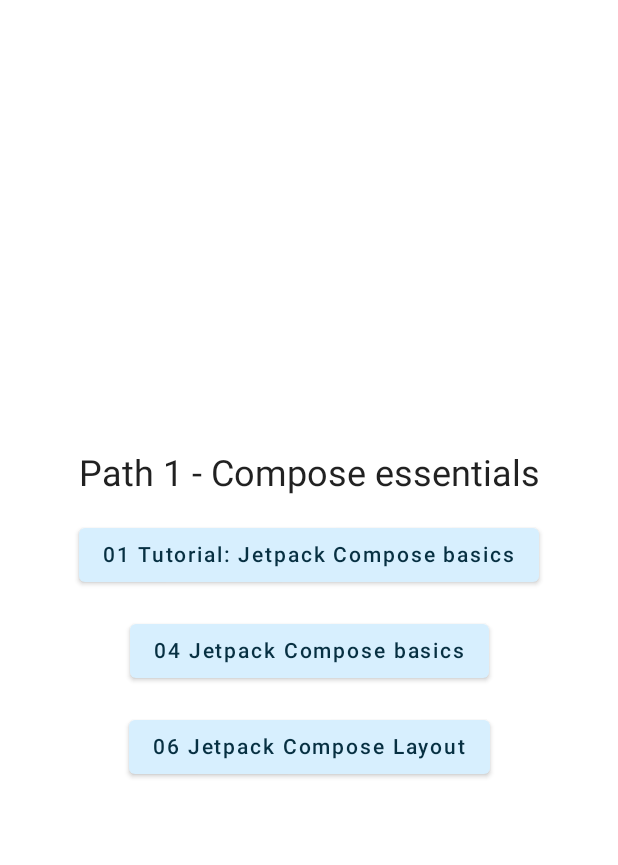
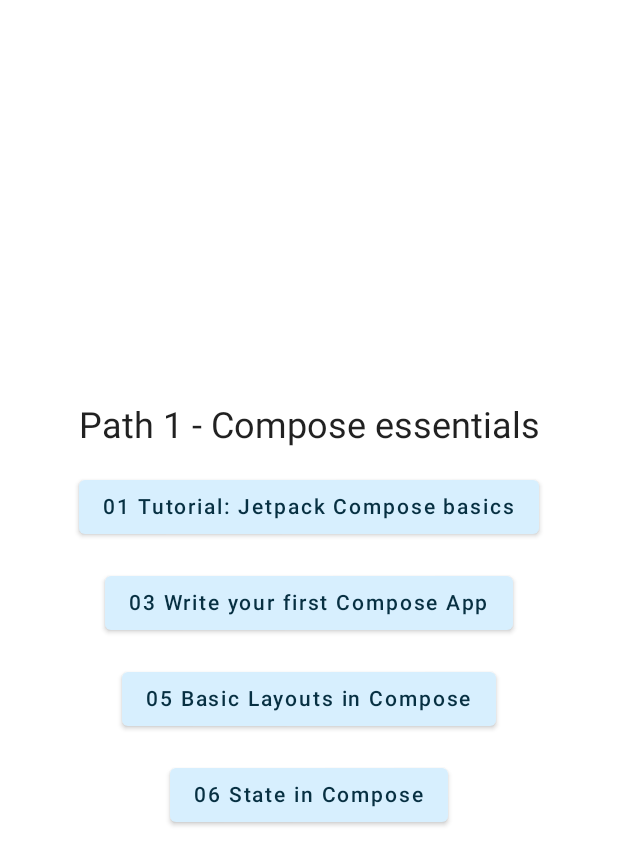
Before and after one commit to irfansefa/Compose-Tutorial, an Android app built with Jetpack Compose: the StarterPathOne screen opened directly, with no data from a screen before it, on a phone screen of 412 x 824 dp. Shown: the top 865 px of the screen. Run offline under Robolectric (Android 15) with nearby library versions, the phone set to English and light mode, and no system bars.

Commit message:
Preparation for Codelab 1 "Essentials", Chapter 6 "State in Compose"

```diff
--- a/app/src/main/java/com/moonstarit/composetutorial/MainActivity.kt
+++ b/app/src/main/java/com/moonstarit/composetutorial/MainActivity.kt
@@ -2,7 +2,6 @@ package com.moonstarit.composetutorial
 
 import android.content.Context
 import android.os.Bundle
-import android.widget.Toast
 import androidx.activity.ComponentActivity
 import androidx.activity.compose.setContent
 import androidx.compose.foundation.layout.Arrangement
@@ -23,8 +22,6 @@ import androidx.compose.runtime.rememberCoroutineScope
 import androidx.compose.ui.Alignment
 import androidx.compose.ui.Modifier
 import androidx.compose.ui.unit.dp
-import com.moonstarit.composetutorial.path.oneessentials.JetPackComposeBasicsOne
-import com.moonstarit.composetutorial.path.oneessentials.JetpackComposeBasicsFour
 import com.moonstarit.composetutorial.path.oneessentials.StarterPathOne
 import com.moonstarit.composetutorial.ui.theme.ComposeTutorialTheme
 import kotlinx.coroutines.CoroutineScope
@@ -35,7 +32,6 @@ class MainActivity : ComponentActivity() {
         super.onCreate(savedInstanceState)
         setContent {
             ComposeTutorialTheme {
-                // A surface container using the 'background' color from the theme
                 Surface(color = MaterialTheme.colors.background) {
                     AllButtons(this)
                 }
--- a/app/src/main/java/com/moonstarit/composetutorial/path/oneessentials/JetPackComposeBasicsOne.kt
+++ b/app/src/main/java/com/moonstarit/composetutorial/path/oneessentials/C1ComposeBasics.kt
@@ -40,12 +40,11 @@ import androidx.compose.ui.unit.dp
 import com.moonstarit.composetutorial.R
 import com.moonstarit.composetutorial.ui.theme.ComposeTutorialTheme
 
-class JetPackComposeBasicsOne : ComponentActivity() {
+class C1ComposeBasics : ComponentActivity() {
     override fun onCreate(savedInstanceState: Bundle?) {
         super.onCreate(savedInstanceState)
         setContent {
             ComposeTutorialTheme {
-                // A surface container using the 'background' color from the theme
                 Surface(color = MaterialTheme.colors.background) {
                     Conversation(messages = SampleData.conversationSample)
                 }
@@ -54,7 +53,7 @@ class JetPackComposeBasicsOne : ComponentActivity() {
     }
 
     companion object {
-        fun createIntent(context: Context) = Intent(context, JetPackComposeBasicsOne::class.java)
+        fun createIntent(context: Context) = Intent(context, C1ComposeBasics::class.java)
     }
 }
 
--- a/app/src/main/java/com/moonstarit/composetutorial/path/oneessentials/JetpackComposeBasicsFour.kt
+++ b/app/src/main/java/com/moonstarit/composetutorial/path/oneessentials/C4WriteYourFirstComposeApp.kt
@@ -40,7 +40,7 @@ import com.moonstarit.composetutorial.R
 import com.moonstarit.composetutorial.ui.theme.ComposeTutorialTheme
 
 
-class JetpackComposeBasicsFour : ComponentActivity() {
+class C4WriteYourFirstComposeApp : ComponentActivity() {
 
     override fun onCreate(savedInstanceState: Bundle?) {
         super.onCreate(savedInstanceState)
@@ -52,7 +52,7 @@ class JetpackComposeBasicsFour : ComponentActivity() {
     }
 
     companion object {
-        fun createIntent(context: Context) = Intent(context, JetpackComposeBasicsFour::class.java)
+        fun createIntent(context: Context) = Intent(context, C4WriteYourFirstComposeApp::class.java)
     }
 }
 
--- a/app/src/main/java/com/moonstarit/composetutorial/path/oneessentials/JetPackComposeLayoutSix.kt
+++ b/app/src/main/java/com/moonstarit/composetutorial/path/oneessentials/C5BasicLayoutsInCompose.kt
@@ -50,7 +50,7 @@ import coil.compose.rememberImagePainter
 import com.moonstarit.composetutorial.ui.theme.ComposeTutorialTheme
 import kotlinx.coroutines.launch
 
-class JetPackComposeLayoutSix : ComponentActivity() {
+class C5BasicLayoutsInCompose : ComponentActivity() {
     override fun onCreate(savedInstanceState: Bundle?) {
         super.onCreate(savedInstanceState)
         setContent {
@@ -62,7 +62,7 @@ class JetPackComposeLayoutSix : ComponentActivity() {
     }
 
     companion object {
-        fun createIntent(context: Context) = Intent(context, JetPackComposeLayoutSix::class.java)
+        fun createIntent(context: Context) = Intent(context, C5BasicLayoutsInCompose::class.java)
     }
 }
 
--- a/app/src/main/java/com/moonstarit/composetutorial/path/oneessentials/StarterPathOne.kt
+++ b/app/src/main/java/com/moonstarit/composetutorial/path/oneessentials/StarterPathOne.kt
@@ -26,7 +26,6 @@ class StarterPathOne : ComponentActivity() {
         super.onCreate(savedInstanceState)
         setContent {
             ComposeTutorialTheme {
-                // A surface container using the 'background' color from the theme
                 Surface(color = MaterialTheme.colors.background) {
                     AllButtons(this)
                 }
@@ -55,28 +54,28 @@ fun AllButtons(context: Context) {
             modifier = Modifier.padding(8.dp)
         )
         Button(
-            onClick = {
-                context.startActivity(JetPackComposeBasicsOne.createIntent(context))
-            },
+            onClick = { context.startActivity(C1ComposeBasics.createIntent(context)) },
             modifier = Modifier.padding(8.dp),
         ) {
             Text(text = "01 Tutorial: Jetpack Compose basics")
         }
         Button(
-            onClick = {
-                context.startActivity(JetpackComposeBasicsFour.createIntent(context))
-            },
+            onClick = { context.startActivity(C4WriteYourFirstComposeApp.createIntent(context)) },
             modifier = Modifier.padding(8.dp),
         ) {
-            Text(text = "04 Jetpack Compose basics")
+            Text(text = "03 Write your first Compose App")
         }
         Button(
-            onClick = {
-                context.startActivity(JetPackComposeLayoutSix.createIntent(context))
-            },
+            onClick = { context.startActivity(C5BasicLayoutsInCompose.createIntent(context)) },
             modifier = Modifier.padding(8.dp),
         ) {
-            Text(text = "06 Jetpack Compose Layout")
+            Text(text = "05 Basic Layouts in Compose")
+        }
+        Button(
+            onClick = { context.startActivity(C6StateInCompose.createIntent(context)) },
+            modifier = Modifier.padding(8.dp),
+        ) {
+            Text(text = "06 State in Compose")
         }
     }
 }
```
Also changed, not shown: app/src/main/AndroidManifest.xml (+6 -3 lines), app/src/main/java/com/moonstarit/composetutorial/path/oneessentials/C6StateInCompose.kt (added, +39 -0 lines).
